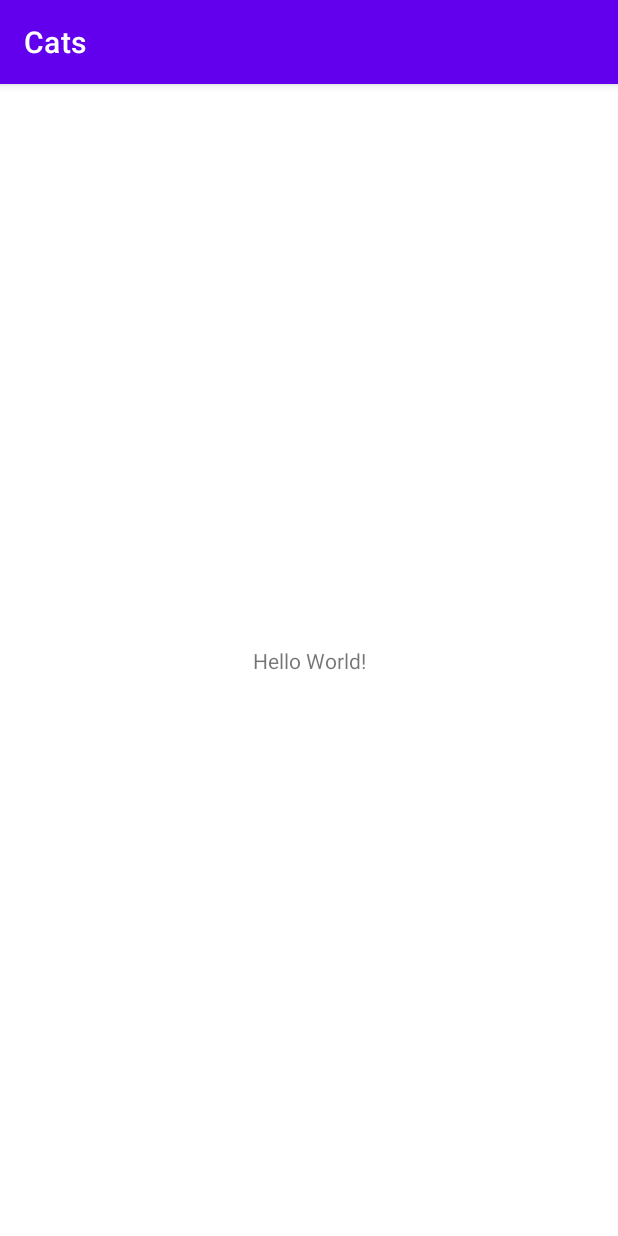
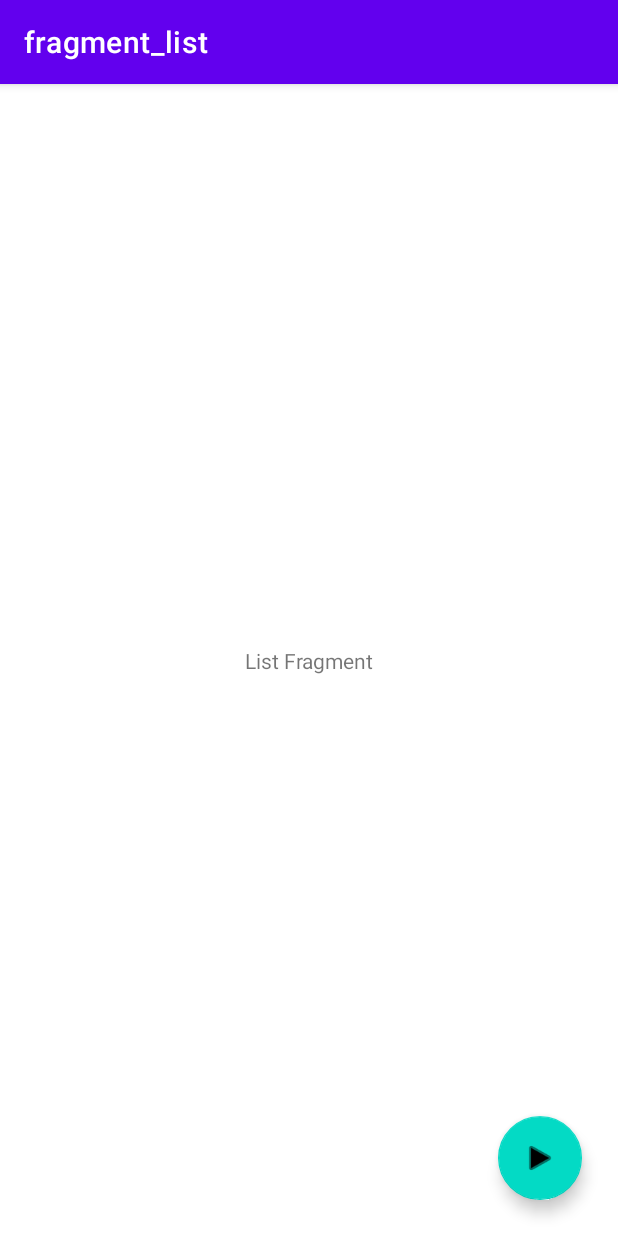
Before and after one commit to maklumi/Cats, an Android app: the screen it shows after launch (MainActivity), on a phone screen of 412 x 824 dp. Run offline under Robolectric (Android 15) with nearby library versions, the phone set to English and light mode, and no system bars; our stand-ins replace navigation-ui.

Commit message:
Navigation setup and moving between fragments.

```diff
--- a/app/build.gradle
+++ b/app/build.gradle
@@ -48,6 +48,7 @@ dependencies {
     implementation 'androidx.appcompat:appcompat:1.2.0'
     implementation 'com.google.android.material:material:1.2.1'
     implementation 'androidx.constraintlayout:constraintlayout:2.0.4'
+    implementation 'androidx.legacy:legacy-support-v4:1.0.0'
     testImplementation 'junit:junit:4.13.1'
     androidTestImplementation 'androidx.test.ext:junit:1.1.2'
     androidTestImplementation 'androidx.test.espresso:espresso-core:3.3.0'
--- a/app/src/main/AndroidManifest.xml
+++ b/app/src/main/AndroidManifest.xml
@@ -9,7 +9,7 @@
         android:roundIcon="@mipmap/ic_launcher_round"
         android:supportsRtl="true"
         android:theme="@style/Theme.Cats">
-        <activity android:name=".MainActivity">
+        <activity android:name=".view.MainActivity">
             <intent-filter>
                 <action android:name="android.intent.action.MAIN" />
 
--- /dev/null
+++ b/app/src/main/java/com/maklumi/cats/view/ListFragment.kt
@@ -0,0 +1,31 @@
+package com.maklumi.cats.view
+
+import android.os.Bundle
+import androidx.fragment.app.Fragment
+import android.view.LayoutInflater
+import android.view.View
+import android.view.ViewGroup
+import androidx.navigation.findNavController
+import com.google.android.material.floatingactionbutton.FloatingActionButton
+import com.maklumi.cats.R
+
+class ListFragment : Fragment() {
+
+    override fun onCreateView(
+        inflater: LayoutInflater, container: ViewGroup?,
+        savedInstanceState: Bundle?
+    ): View? {
+        // Inflate the layout for this fragment
+        return inflater.inflate(R.layout.fragment_list, container, false)
+    }
+
+    override fun onViewCreated(view: View, savedInstanceState: Bundle?) {
+        super.onViewCreated(view, savedInstanceState)
+
+        val fab = view.findViewById<FloatingActionButton>(R.id.fabFragList)
+        fab.setOnClickListener {
+            val aksi = ListFragmentDirections.actionListFragmentToDetailFragment(5)
+            view.findNavController().navigate(aksi)
+        }
+    }
+}
--- /dev/null
+++ b/app/src/main/java/com/maklumi/cats/view/MainActivity.kt
@@ -0,0 +1,29 @@
+package com.maklumi.cats.view
+
+import androidx.appcompat.app.AppCompatActivity
+import android.os.Bundle
+import androidx.navigation.NavController
+import androidx.navigation.NavHost
+import androidx.navigation.findNavController
+import androidx.navigation.ui.NavigationUI
+import androidx.navigation.ui.setupActionBarWithNavController
+import com.maklumi.cats.R
+
+class MainActivity : AppCompatActivity() {
+
+    private lateinit var navController: NavController
+
+    override fun onCreate(savedInstanceState: Bundle?) {
+        super.onCreate(savedInstanceState)
+        setContentView(R.layout.activity_main)
+
+        val navHostFragment =
+            supportFragmentManager.findFragmentById(R.id.fragmentContainerView) as NavHost
+        navController = navHostFragment.navController
+        setupActionBarWithNavController(navController, null)
+    }
+
+    override fun onSupportNavigateUp(): Boolean {
+        return NavigationUI.navigateUp(navController, null)
+    }
+}
--- a/app/src/main/res/layout/activity_main.xml
+++ b/app/src/main/res/layout/activity_main.xml
@@ -4,15 +4,18 @@
     xmlns:tools="http://schemas.android.com/tools"
     android:layout_width="match_parent"
     android:layout_height="match_parent"
-    tools:context=".MainActivity">
+    tools:context=".view.MainActivity">
 
-    <TextView
-        android:layout_width="wrap_content"
-        android:layout_height="wrap_content"
-        android:text="Hello World!"
+
+    <androidx.fragment.app.FragmentContainerView
+        android:id="@+id/fragmentContainerView"
+        android:name="androidx.navigation.fragment.NavHostFragment"
+        android:layout_width="0dp"
+        android:layout_height="0dp"
+        app:defaultNavHost="true"
         app:layout_constraintBottom_toBottomOf="parent"
-        app:layout_constraintLeft_toLeftOf="parent"
-        app:layout_constraintRight_toRightOf="parent"
-        app:layout_constraintTop_toTopOf="parent" />
-
+        app:layout_constraintEnd_toEndOf="parent"
+        app:layout_constraintStart_toStartOf="parent"
+        app:layout_constraintTop_toTopOf="parent"
+        app:navGraph="@navigation/cat_navigation" />
 </androidx.constraintlayout.widget.ConstraintLayout>
--- /dev/null
+++ b/app/src/main/res/layout/fragment_list.xml
@@ -0,0 +1,31 @@
+<?xml version="1.0" encoding="utf-8"?>
+<androidx.constraintlayout.widget.ConstraintLayout xmlns:android="http://schemas.android.com/apk/res/android"
+    xmlns:app="http://schemas.android.com/apk/res-auto"
+    xmlns:tools="http://schemas.android.com/tools"
+    android:layout_width="match_parent"
+    android:layout_height="match_parent"
+    tools:context=".view.ListFragment">
+
+    <!-- TODO: Update blank fragment layout -->
+    <TextView
+        android:id="@+id/textView2"
+        android:layout_width="wrap_content"
+        android:layout_height="wrap_content"
+        android:text="List Fragment"
+        app:layout_constraintBottom_toBottomOf="parent"
+        app:layout_constraintEnd_toEndOf="parent"
+        app:layout_constraintStart_toStartOf="parent"
+        app:layout_constraintTop_toTopOf="parent" />
+
+    <com.google.android.material.floatingactionbutton.FloatingActionButton
+        android:id="@+id/fabFragList"
+        android:layout_width="wrap_content"
+        android:layout_height="wrap_content"
+        android:layout_marginEnd="24dp"
+        android:layout_marginBottom="24dp"
+        android:clickable="true"
+        android:src="@android:drawable/ic_media_play"
+        app:layout_constraintBottom_toBottomOf="parent"
+        app:layout_constraintEnd_toEndOf="parent" />
+
+</androidx.constraintlayout.widget.ConstraintLayout>
--- /dev/null
+++ b/app/src/main/res/navigation/cat_navigation.xml
@@ -0,0 +1,34 @@
+<?xml version="1.0" encoding="utf-8"?>
+<navigation xmlns:android="http://schemas.android.com/apk/res/android"
+    xmlns:app="http://schemas.android.com/apk/res-auto"
+    xmlns:tools="http://schemas.android.com/tools"
+    android:id="@+id/cat_navigation"
+    app:startDestination="@id/listFragment">
+
+    <fragment
+        android:id="@+id/listFragment"
+        android:name="com.maklumi.cats.view.ListFragment"
+        android:label="fragment_list"
+        tools:layout="@layout/fragment_list" >
+        <action
+            android:id="@+id/action_listFragment_to_detailFragment"
+            app:destination="@id/detailFragment"
+            app:enterAnim="@anim/nav_default_enter_anim"
+            app:exitAnim="@anim/nav_default_exit_anim" />
+    </fragment>
+    <fragment
+        android:id="@+id/detailFragment"
+        android:name="com.maklumi.cats.view.DetailFragment"
+        android:label="fragment_detail"
+        tools:layout="@layout/fragment_detail" >
+        <action
+            android:id="@+id/action_detailFragment_to_listFragment"
+            app:destination="@id/listFragment"
+            app:enterAnim="@anim/nav_default_enter_anim"
+            app:exitAnim="@anim/nav_default_exit_anim" />
+        <argument
+            android:name="catUuid"
+            app:argType="integer"
+            android:defaultValue="0" />
+    </fragment>
+</navigation>
--- a/app/src/main/res/values/strings.xml
+++ b/app/src/main/res/values/strings.xml
@@ -1,3 +1,5 @@
 <resources>
     <string name="app_name">Cats</string>
+    <!-- TODO: Remove or change this placeholder text -->
+    <string name="hello_blank_fragment">Hello blank fragment</string>
 </resources>
```
Also changed, not shown: app/src/main/java/com/maklumi/cats/MainActivity.kt (deleted, +0 -11 lines), app/src/main/java/com/maklumi/cats/view/DetailFragment.kt (added, +38 -0 lines), app/src/main/res/layout/fragment_detail.xml (added, +31 -0 lines).
